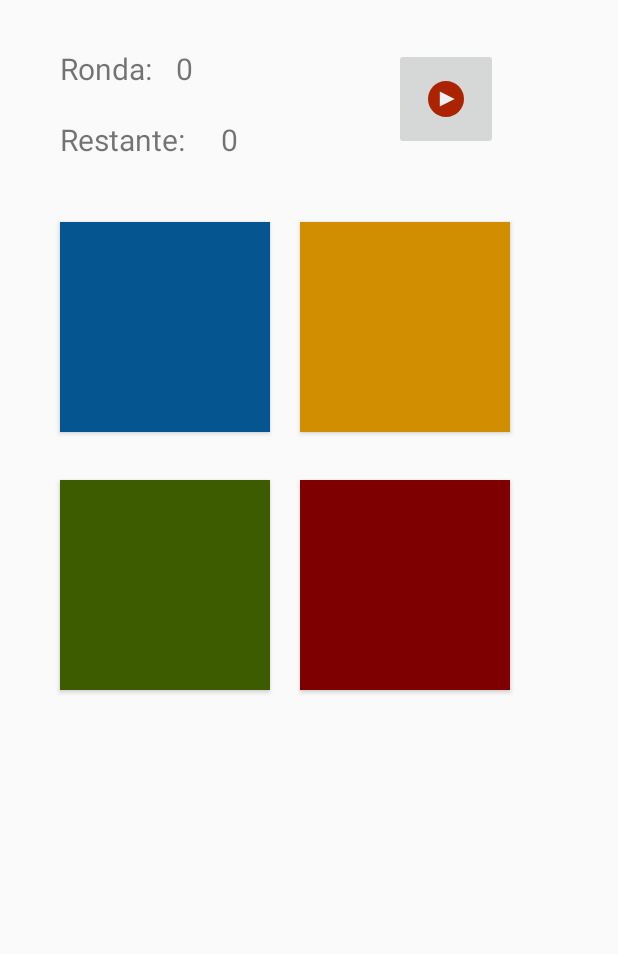
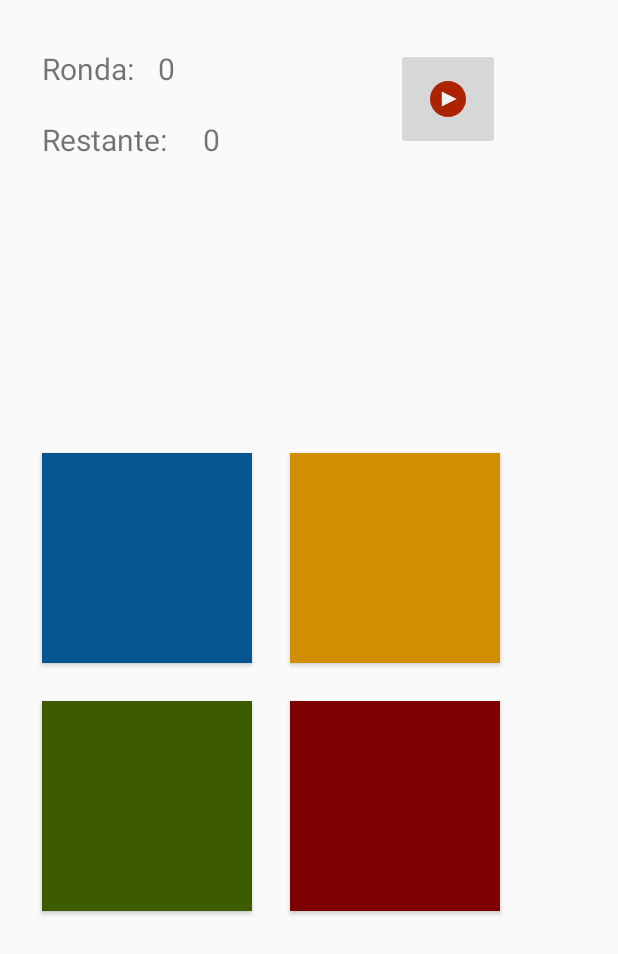
Before and after one commit to danimartinezsaa/SimonDice, an Android app: the screen it shows after launch (MainActivity), on a phone screen of 412 x 824 dp. Shown: the top 954 px of the screen. Run offline under Robolectric (Android 15) with nearby library versions, the light colour scheme and no system bars.

Commit message:
Añadiendo archivos

```diff
--- a/app/src/main/res/layout/activity_main.xml
+++ b/app/src/main/res/layout/activity_main.xml
@@ -13,48 +13,50 @@
             android:text="@string/Ronda"
             android:textSize="20sp" android:id="@+id/tronda"
             android:layout_marginTop="32dp"
-            app:layout_constraintTop_toTopOf="parent" android:layout_marginStart="40dp"
+            app:layout_constraintTop_toTopOf="parent" android:layout_marginStart="28dp"
             app:layout_constraintStart_toStartOf="parent"/>
     <Button
             android:layout_width="140dp"
             android:layout_height="140dp"
             android:id="@+id/bazul"
-            app:layout_constraintStart_toStartOf="@+id/tronda"
-            android:layout_marginTop="148dp"
-            app:layout_constraintTop_toTopOf="parent" android:background="@color/azul_apagado"/>
+            android:background="@color/azul_apagado"
+            android:layout_marginTop="50dp" app:layout_constraintTop_toBottomOf="@+id/trestante"
+            android:layout_marginBottom="250dp" app:layout_constraintBottom_toBottomOf="parent"
+            app:layout_constraintEnd_toEndOf="parent" android:layout_marginEnd="8dp"
+            app:layout_constraintStart_toStartOf="@+id/trestante"
+            app:layout_constraintHorizontal_bias="0.0" app:layout_constraintVertical_bias="0.523"/>
     <Button
             android:layout_width="140dp"
             android:layout_height="140dp"
             android:id="@+id/bamarillo"
+            android:background="@color/amarillo_apagado"
             app:layout_constraintStart_toEndOf="@+id/bazul"
-            android:layout_marginStart="20dp"
-            app:layout_constraintTop_toTopOf="@+id/bazul" android:background="@color/amarillo_apagado"/>
+            android:layout_marginStart="25dp"
+            app:layout_constraintTop_toTopOf="@+id/bazul"/>
     <Button
             android:layout_width="140dp"
             android:layout_height="140dp"
             android:id="@+id/bverde"
-            android:layout_marginTop="32dp"
-            app:layout_constraintTop_toBottomOf="@+id/bazul"
-            app:layout_constraintEnd_toStartOf="@+id/brojo" android:layout_marginEnd="20dp"
-            app:layout_constraintStart_toStartOf="@+id/bazul" android:layout_marginStart="8dp"
-            app:layout_constraintHorizontal_bias="1.0" android:layout_marginBottom="8dp"
-            app:layout_constraintBottom_toBottomOf="parent" app:layout_constraintVertical_bias="0.0"
-            android:background="@color/verde_apagado"/>
+            android:background="@color/verde_apagado"
+            app:layout_constraintEnd_toStartOf="@+id/brojo"
+            android:layout_marginEnd="25dp" android:layout_marginTop="25dp"
+            app:layout_constraintTop_toBottomOf="@+id/bazul" app:layout_constraintStart_toStartOf="@+id/bazul"
+    />
     <Button
             android:layout_width="140dp"
             android:layout_height="140dp"
             android:id="@+id/brojo"
-            android:layout_marginTop="32dp"
+            android:background="@color/rojo_apagado"
+            android:layout_marginTop="25dp"
             app:layout_constraintTop_toBottomOf="@+id/bamarillo" app:layout_constraintEnd_toEndOf="@+id/bamarillo"
-            android:background="@color/rojo_apagado"/>
+    />
     <ImageButton
             android:layout_width="69dp"
             android:layout_height="68dp" app:srcCompat="@drawable/ic_play"
             android:id="@+id/bplay"
-            android:layout_marginTop="32dp"
-            app:layout_constraintTop_toTopOf="parent" android:contentDescription="@string/todo"
-            android:layout_marginEnd="8dp" app:layout_constraintEnd_toEndOf="@+id/bamarillo"
-    />
+            android:contentDescription="@string/todo"
+            app:layout_constraintEnd_toEndOf="@+id/bamarillo"
+            app:layout_constraintTop_toTopOf="@+id/tronda"/>
     <TextView
             android:layout_width="wrap_content"
             android:layout_height="wrap_content"
--- /dev/null
+++ b/app/src/main/res/mipmap-anydpi-v26/ic_launcher.xml
@@ -0,0 +1,5 @@
+<?xml version="1.0" encoding="utf-8"?>
+<adaptive-icon xmlns:android="http://schemas.android.com/apk/res/android">
+    <background android:drawable="@drawable/ic_launcher_background"/>
+    <foreground android:drawable="@drawable/ic_launcher_foreground"/>
+</adaptive-icon>
--- /dev/null
+++ b/app/src/main/res/mipmap-anydpi-v26/ic_launcher_round.xml
@@ -0,0 +1,5 @@
+<?xml version="1.0" encoding="utf-8"?>
+<adaptive-icon xmlns:android="http://schemas.android.com/apk/res/android">
+    <background android:drawable="@drawable/ic_launcher_background"/>
+    <foreground android:drawable="@drawable/ic_launcher_foreground"/>
+</adaptive-icon>
```
Also changed, not shown: app/src/main/res/mipmap-hdpi/ic_launcher.png (added), app/src/main/res/mipmap-hdpi/ic_launcher_round.png (added), app/src/main/res/mipmap-mdpi/ic_launcher.png (added), app/src/main/res/mipmap-mdpi/ic_launcher_round.png (added), app/src/main/res/mipmap-xhdpi/ic_launcher.png (added), app/src/main/res/mipmap-xhdpi/ic_launcher_round.png (added), app/src/main/res/mipmap-xxhdpi/ic_launcher.png (added), app/src/main/res/mipmap-xxhdpi/ic_launcher_round.png (added), app/src/main/res/mipmap-xxxhdpi/ic_launcher.png (added), app/src/main/res/mipmap-xxxhdpi/ic_launcher_round.png (added), 4 other files.
